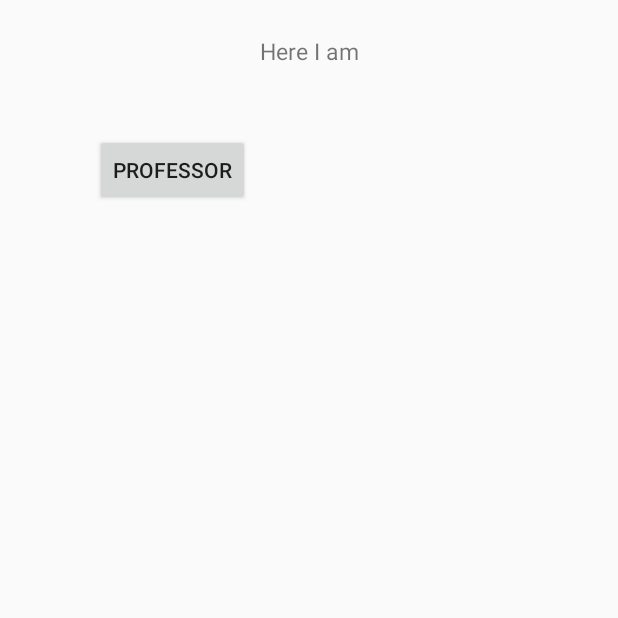
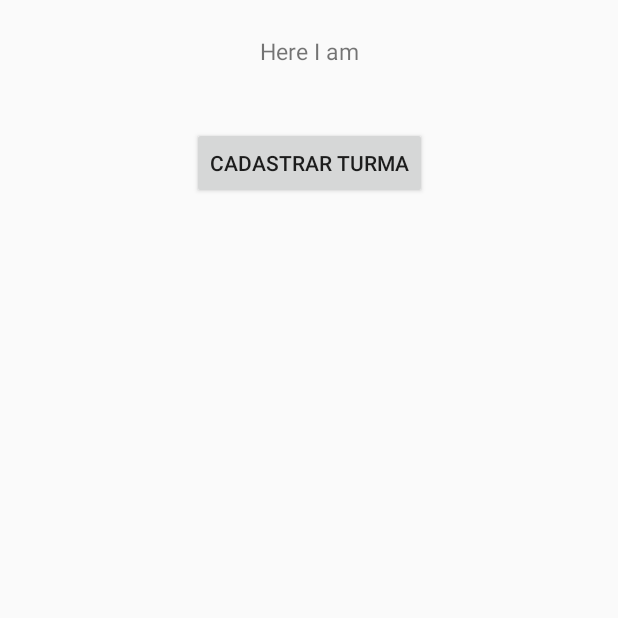
Before and after one commit to igorqsilva/DSM2017-01, an Android app: the professor screen opened directly, with no data from a screen before it, on a phone screen of 412 x 824 dp, the top half of it. Run offline under Robolectric (Android 15) with nearby library versions, the phone set to English and light mode, and no system bars.

```diff
--- a/HereIam/app/src/main/java/com/iam/here/hereiam/professor.java
+++ b/HereIam/app/src/main/java/com/iam/here/hereiam/professor.java
@@ -1,7 +1,9 @@
 package com.iam.here.hereiam;
 
+import android.content.Intent;
 import android.support.v7.app.AppCompatActivity;
 import android.os.Bundle;
+import android.view.View;
 
 public class professor extends AppCompatActivity {
 
@@ -10,4 +12,10 @@ public class professor extends AppCompatActivity {
         super.onCreate(savedInstanceState);
         setContentView(R.layout.professor);
     }
+
+    public void telaCadastroTurma(View view){
+
+        Intent intent1 = new Intent(getApplicationContext(), cadastrarTurma.class);
+        startActivity(intent1);
+    }
 }
--- a/HereIam/app/src/main/res/layout/listagem_turma.xml
+++ b/HereIam/app/src/main/res/layout/listagem_turma.xml
@@ -12,6 +12,7 @@
         android:layout_height="63dp"
         android:layout_alignParentBottom="true"
         android:visibility="visible"
+        android:onClick="telaCadastroTurma"
         app:layout_constraintBottom_toBottomOf="parent"
         app:layout_constraintLeft_toLeftOf="parent"
         app:layout_constraintRight_toRightOf="parent"
--- a/HereIam/app/src/main/res/layout/professor.xml
+++ b/HereIam/app/src/main/res/layout/professor.xml
@@ -25,13 +25,12 @@
         android:layout_column="0"
         android:layout_row="9"
         android:onClick="telaCadastroTurma"
-        android:text="Professor"
+        android:text="Cadastrar Turma"
         android:visibility="visible"
         app:layout_constraintBottom_toBottomOf="parent"
         app:layout_constraintLeft_toLeftOf="parent"
         app:layout_constraintRight_toRightOf="parent"
         app:layout_constraintTop_toTopOf="parent"
-        app:layout_constraintVertical_bias="0.115"
-        app:layout_constraintHorizontal_bias="0.205"/>
+        app:layout_constraintVertical_bias="0.109" />
 
 </android.support.constraint.ConstraintLayout>
```
Also changed, not shown: HereIam/app/src/main/java/com/iam/here/hereiam/listagemTurmas.java (+5 -6 lines).
